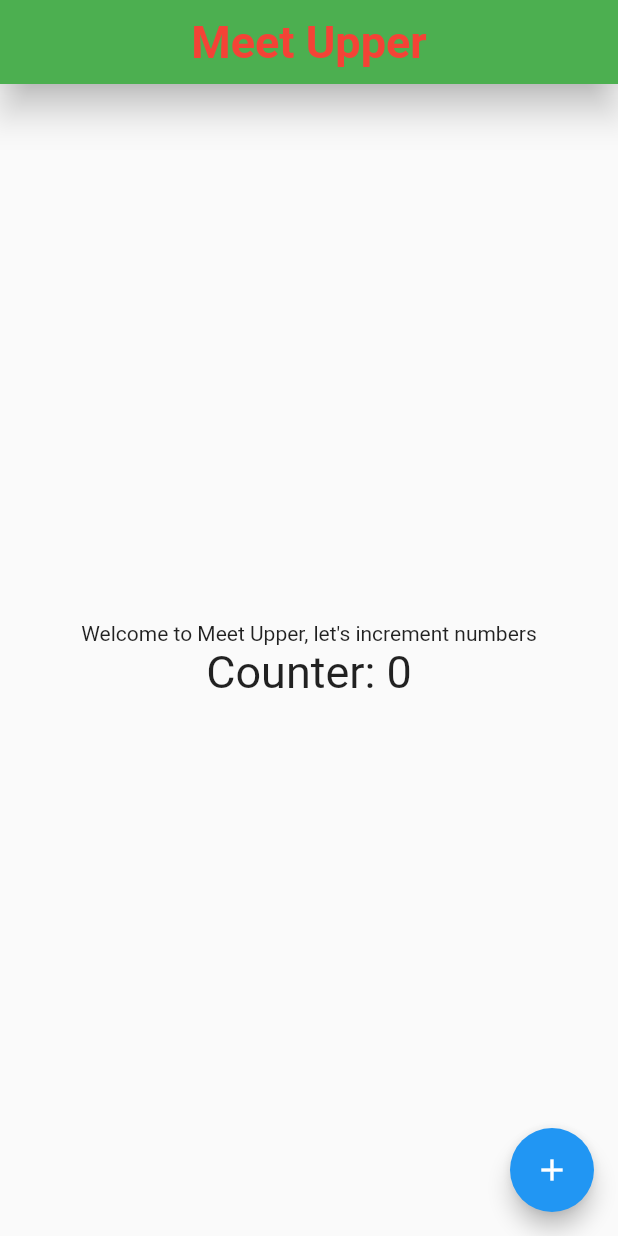
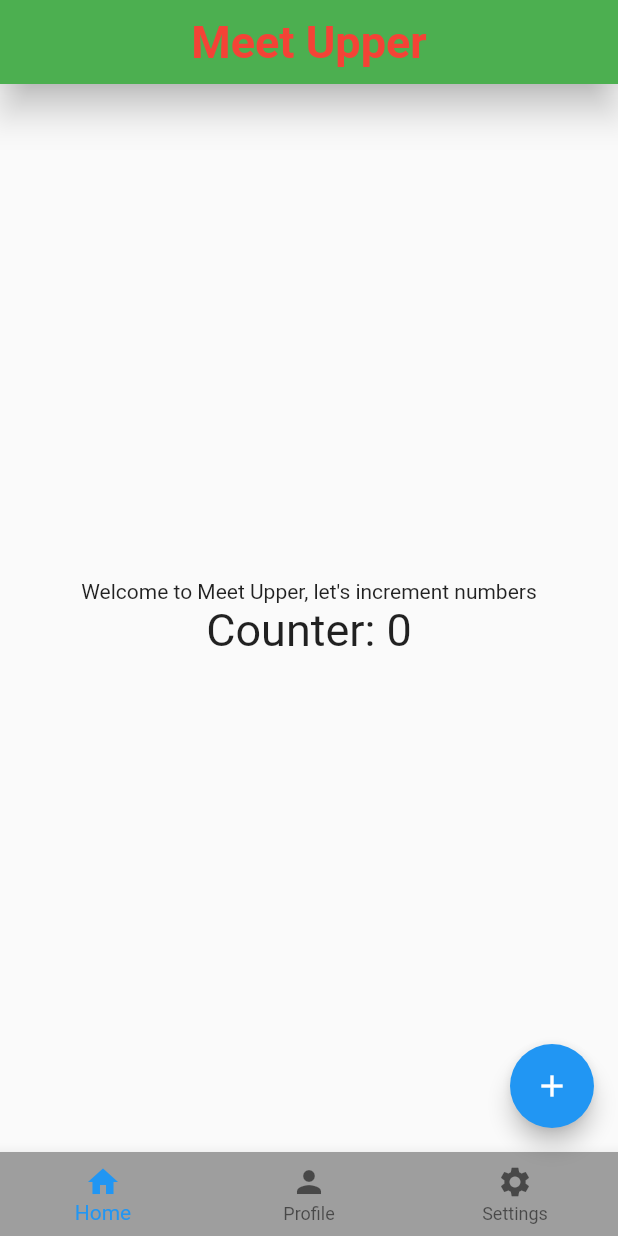
Before and after one commit to mzeiger/flutter_meeter_upper, a Flutter app: the screen it shows after launch, on a phone screen of 412 x 824 dp. Run offline on Flutter 3.47's test engine with Material 2 defaults, Android fonts, the phone set to English and light mode, and no system bars.

Commit message:
Start of tutorial

```diff
--- a/lib/src/screens/counter_home_screen.dart
+++ b/lib/src/screens/counter_home_screen.dart
@@ -5,10 +5,8 @@ class CounterHomeScreen extends StatefulWidget {
 
   const CounterHomeScreen({super.key, required String title}) : _title = title;
 
-  @override
-  CounterHomeScreenState createState() {
-    return CounterHomeScreenState();
-  }
+  @override // arrow function always returns
+  CounterHomeScreenState createState() => CounterHomeScreenState();
 }
 
 class CounterHomeScreenState extends State<CounterHomeScreen> {
@@ -23,21 +21,6 @@ class CounterHomeScreenState extends State<CounterHomeScreen> {
   @override
   Widget build(BuildContext context) {
     return Scaffold(
-      floatingActionButton: FloatingActionButton(
-        onPressed: () {
-          _increment();
-        },
-        tooltip: 'Increment',
-        child: const Icon(Icons.add),
-      ),
-      appBar: AppBar(
-        title: Text(widget._title),
-        centerTitle: true,
-        elevation: 10,
-        backgroundColor: Colors.green,
-        titleTextStyle: const TextStyle(
-            color: Colors.red, fontSize: 30, fontWeight: FontWeight.bold),
-      ),
       body: Center(
         child: Column(
           mainAxisAlignment: MainAxisAlignment.center,
@@ -50,6 +33,57 @@ class CounterHomeScreenState extends State<CounterHomeScreen> {
           ],
         ),
       ),
+      appBar: AppBar(
+        title: Text(widget._title),
+        centerTitle: true,
+        elevation: 10,
+        backgroundColor: Colors.green,
+        titleTextStyle: const TextStyle(
+            color: Colors.red, fontSize: 30, fontWeight: FontWeight.bold),
+      ),
+      bottomNavigationBar: _BottomNavigation(),
+      floatingActionButton: FloatingActionButton(
+        onPressed: () {
+          _increment();
+        },
+        tooltip: 'Increment',
+        child: const Icon(Icons.add),
+      ),
     );
   }
 }
+
+class _BottomNavigation extends StatefulWidget {
+  @override
+  _BottomNavigationState createState() => _BottomNavigationState();
+}
+
+class _BottomNavigationState extends State<_BottomNavigation> {
+  int _currentIndex = 0;
+
+  @override
+  Widget build(BuildContext context) {
+    return BottomNavigationBar(
+      currentIndex: _currentIndex,
+      onTap: (int index) {
+        setState(() => _currentIndex = index);
+      },
+      items: const [
+        BottomNavigationBarItem(
+            icon: Icon(Icons.home),
+            label: 'Home',
+            backgroundColor: Colors.white),
+        BottomNavigationBarItem(
+            icon: Icon(Icons.person),
+            label: 'Profile',
+            backgroundColor: Colors.white),
+        BottomNavigationBarItem(
+            icon: Icon(Icons.settings),
+            label: 'Settings',
+            backgroundColor: Colors.white),
+      ],
+      backgroundColor: Colors.grey,
+      showSelectedLabels: true,
+    );
+  }
+}
```
